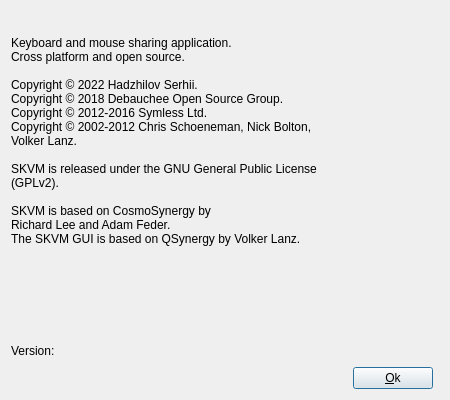
Old version of the form src/gui/src/AboutDialogBase.ui in the repository SergeyGadzhilov/SKVM.
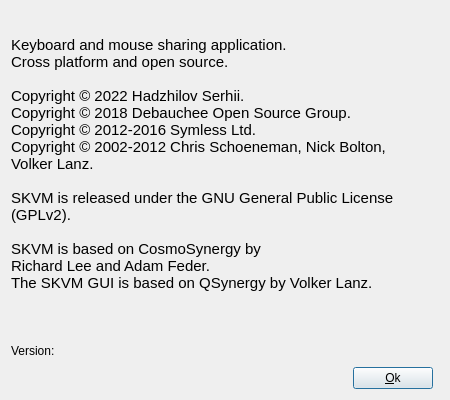
New version of the form. Icons and pictures are not drawn.

Commit message: Set fixed point size

```diff
--- a/src/gui/src/AboutDialogBase.ui
+++ b/src/gui/src/AboutDialogBase.ui
@@ -49,6 +49,11 @@
        <verstretch>0</verstretch>
       </sizepolicy>
      </property>
+     <property name="font">
+      <font>
+       <pointsize>11</pointsize>
+      </font>
+     </property>
      <property name="text">
       <string>&lt;p&gt;
 Keyboard and mouse sharing application. &lt;br /&gt;
```
